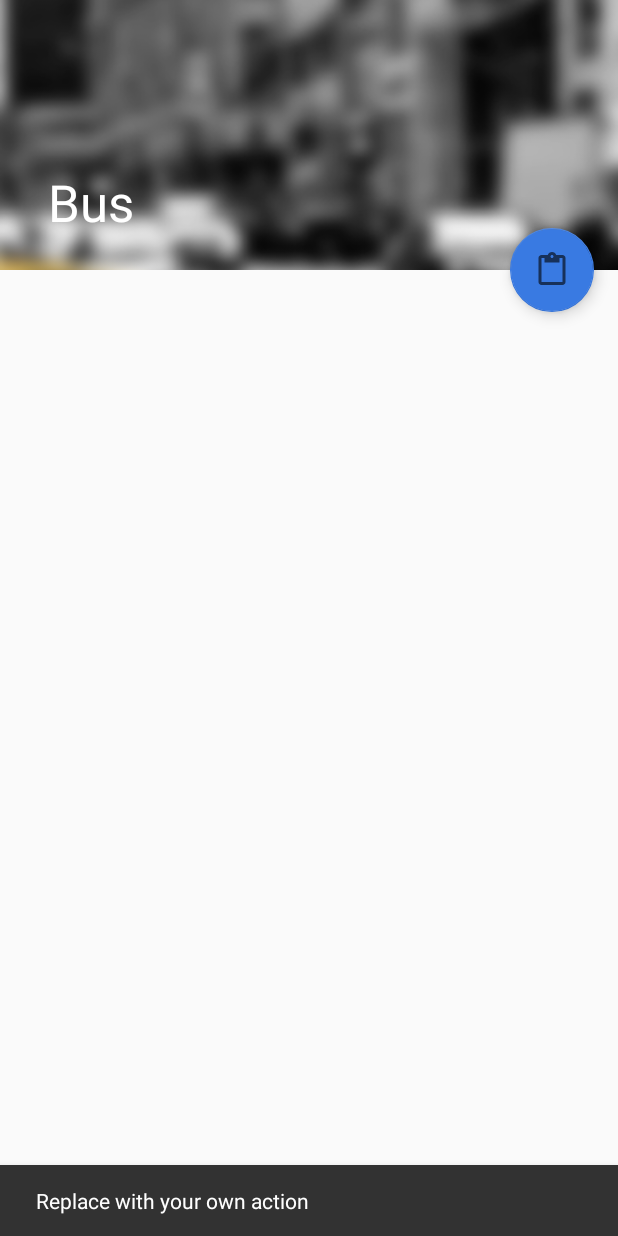
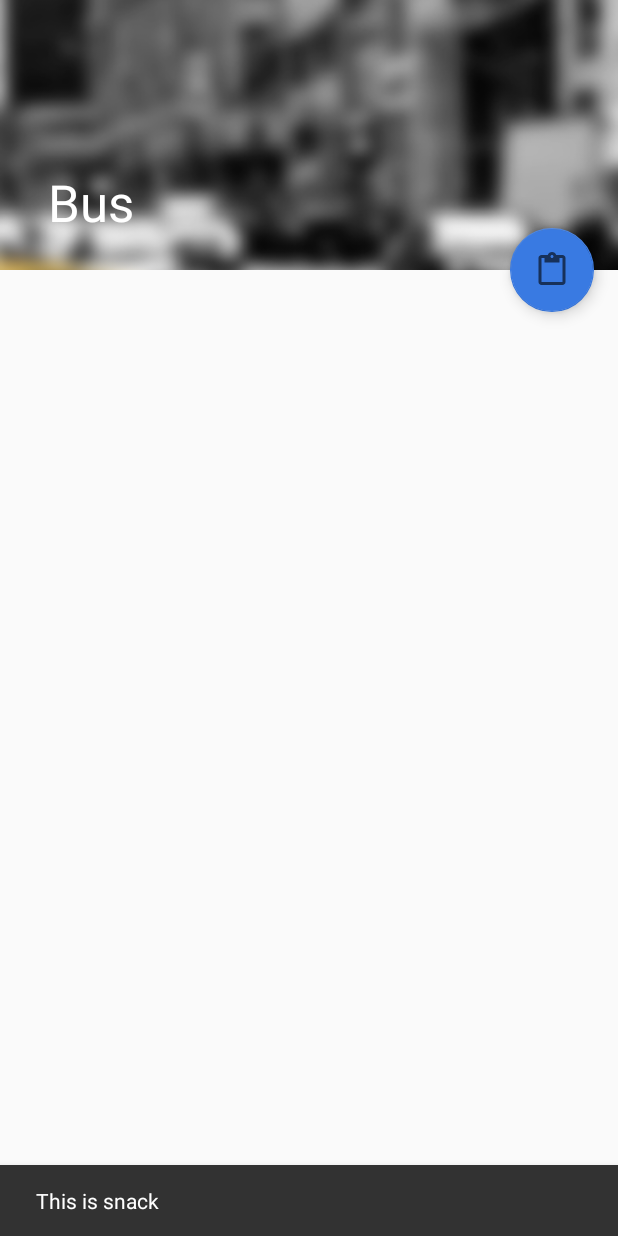
Before and after one commit to chiCKson/FinderAPP, an Android app: the BusScrollActivity screen opened directly, with no data from a screen before it, after a tap on an icon or button, on a phone screen of 412 x 824 dp. Run offline under Robolectric (Android 15) with nearby library versions, the phone set to English and light mode, and no system bars.

Commit message:
exception update 1.8

```diff
--- a/app/src/main/java/com/keliya/chickson/finder/BusScrollActivity.kt
+++ b/app/src/main/java/com/keliya/chickson/finder/BusScrollActivity.kt
@@ -16,7 +16,7 @@ class BusScrollActivity : AppCompatActivity() {
         tbDetailedBus.text=strBus
         setSupportActionBar(toolbar)
         fab.setOnClickListener { view ->
-            Snackbar.make(view, "Replace with your own action", Snackbar.LENGTH_LONG)
+            Snackbar.make(view, "This is snack", Snackbar.LENGTH_LONG)
                     .setAction("Action", null).show()
         }
     }
```
